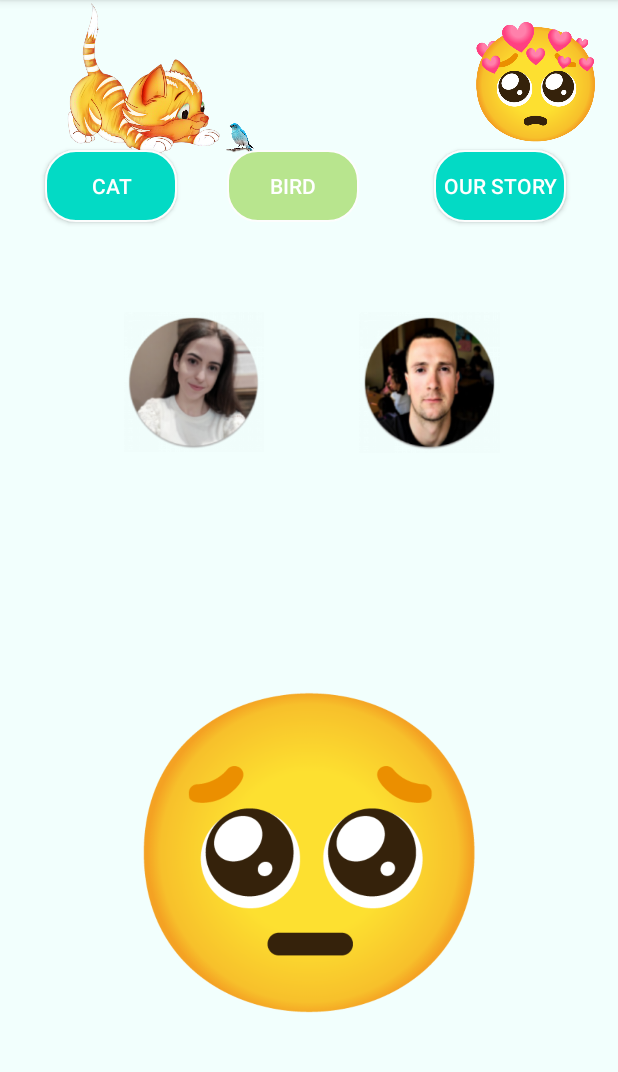
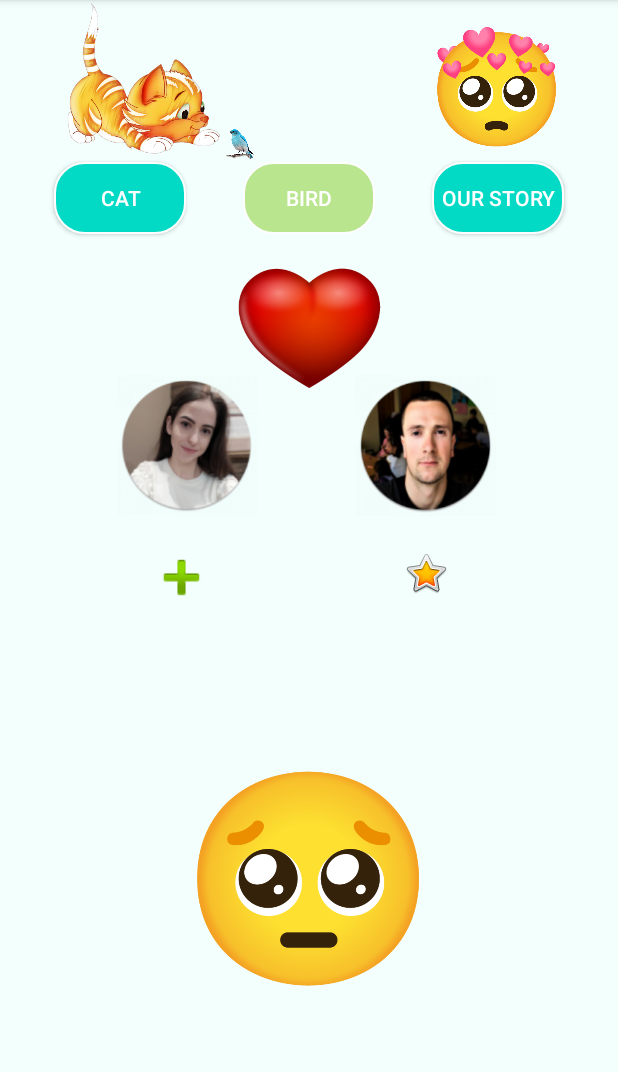
Before and after one commit to yurasika25/KotlinProject, an Android app: the screen it shows after launch (MainActivity), after a tap on "ЩОСЬ ЦІКАВЕ", on a phone screen of 412 x 824 dp, the part 84-1156 px from its top. Run offline under Robolectric (Android 15) with nearby library versions, the phone set to English and light mode, and no system bars.

Commit message:
Новий проект на Котліні + without mistakes + mew button binding

```diff
--- a/app/src/main/java/ru/startandroid/develop/catandbird/screens/main/MainActivity.kt
+++ b/app/src/main/java/ru/startandroid/develop/catandbird/screens/main/MainActivity.kt
@@ -24,7 +24,7 @@ class MainActivity : AppCompatActivity(), MainView {
         presenter?.enterWithView(this)
     }
 
-    fun goToFirstFragment() {
+    private fun goToOneFragment() {
         val fragment: Fragment = FragmentOne.newInstance()
         val fm = supportFragmentManager
         val ft = fm.beginTransaction()
@@ -32,8 +32,8 @@ class MainActivity : AppCompatActivity(), MainView {
         ft.commit()
     }
 
-    override fun onNavigateToFirst() {
-        goToFirstFragment()
+    override fun onNavigateToOne() {
+        goToOneFragment()
     }
 
     override fun navigateToPhoto() {}
--- a/app/src/main/java/ru/startandroid/develop/catandbird/screens/main/MainPresenter.kt
+++ b/app/src/main/java/ru/startandroid/develop/catandbird/screens/main/MainPresenter.kt
@@ -5,6 +5,6 @@ import ru.startandroid.develop.catandbird.mvp.BasicPresenter
 class MainPresenter : BasicPresenter<MainView?>() {
     override fun onEnterScope() {
         super.onEnterScope()
-        getView()?.onNavigateToFirst()
+        getView()?.onNavigateToOne()
     }
 }
--- a/app/src/main/java/ru/startandroid/develop/catandbird/screens/main/MainView.kt
+++ b/app/src/main/java/ru/startandroid/develop/catandbird/screens/main/MainView.kt
@@ -3,5 +3,5 @@ package ru.startandroid.develop.catandbird.screens.main
 import ru.startandroid.develop.catandbird.mvp.BasicView
 
 interface MainView : BasicView {
-    fun onNavigateToFirst()
+    fun onNavigateToOne()
 }
--- a/app/src/main/res/layout/fragment_one.xml
+++ b/app/src/main/res/layout/fragment_one.xml
@@ -86,7 +86,6 @@
         android:textColor="@color/colorWhite"
         app:layout_constraintBottom_toTopOf="@+id/textView"
         app:layout_constraintEnd_toEndOf="parent"
-        app:layout_constraintHorizontal_bias="0.496"
         app:layout_constraintStart_toStartOf="parent"
         app:layout_constraintTop_toBottomOf="@+id/passwordIL"
         app:layout_constraintVertical_bias="0.716"
--- a/app/src/main/res/layout/fragment_two.xml
+++ b/app/src/main/res/layout/fragment_two.xml
@@ -13,8 +13,8 @@
         android:id="@+id/RedB"
         android:layout_width="wrap_content"
         android:layout_height="wrap_content"
-        android:layout_marginStart="30dp"
-        android:layout_marginTop="100dp"
+        android:layout_marginStart="36dp"
+        android:layout_marginTop="108dp"
         android:background="@drawable/circle_one"
         android:text="cat"
         android:textColor="@color/colorWhite"
@@ -25,38 +25,35 @@
         android:id="@+id/GreenB"
         android:layout_width="wrap_content"
         android:layout_height="wrap_content"
-        android:layout_marginStart="33dp"
-        android:layout_marginTop="100dp"
+        android:layout_marginTop="108dp"
         android:background="@drawable/circle_two"
         android:text="bird"
         android:textColor="@color/colorWhite"
-        app:layout_constraintStart_toEndOf="@+id/RedB"
+        app:layout_constraintEnd_toEndOf="parent"
+        app:layout_constraintStart_toStartOf="parent"
         app:layout_constraintTop_toTopOf="parent" />
 
     <Button
         android:id="@+id/BlueB"
         android:layout_width="wrap_content"
         android:layout_height="wrap_content"
-        android:layout_marginStart="33dp"
-        android:layout_marginTop="100dp"
-        android:layout_marginEnd="18dp"
+        android:layout_marginTop="108dp"
+        android:layout_marginEnd="36dp"
         android:background="@drawable/circle_one"
         android:text="our story"
-
         android:textColor="@color/colorWhite"
         app:layout_constraintEnd_toEndOf="parent"
-        app:layout_constraintStart_toEndOf="@+id/GreenB"
         app:layout_constraintTop_toTopOf="parent" />
 
     <ImageView
         android:id="@+id/smile"
-        android:layout_width="258dp"
-        android:layout_height="243dp"
-        android:layout_marginStart="78dp"
-        android:layout_marginBottom="80sp"
+        android:layout_width="204dp"
+        android:layout_height="163dp"
         android:src="@drawable/smile"
         app:layout_constraintBottom_toBottomOf="parent"
-        app:layout_constraintStart_toStartOf="parent" />
+        app:layout_constraintEnd_toEndOf="parent"
+        app:layout_constraintStart_toStartOf="parent"
+        app:layout_constraintTop_toBottomOf="@+id/imageView11" />
 
     <ImageView
         android:id="@+id/imageView9"
@@ -81,9 +78,10 @@
         android:id="@+id/imageView4"
         android:layout_width="97dp"
         android:layout_height="87dp"
-        android:layout_marginTop="13dp"
-        android:layout_marginEnd="6dp"
+        android:layout_marginTop="12dp"
+        android:layout_marginEnd="32dp"
         android:src="@drawable/mysmileone"
+        app:layout_constraintBottom_toTopOf="@+id/BlueB"
         app:layout_constraintEnd_toEndOf="parent"
         app:layout_constraintTop_toTopOf="parent" />
 
@@ -91,21 +89,51 @@
         android:id="@+id/imageView"
         android:layout_width="118dp"
         android:layout_height="93dp"
-        android:layout_marginStart="70dp"
-        android:layout_marginTop="60dp"
+        android:layout_marginStart="65dp"
+        android:layout_marginTop="250dp"
         android:src="@drawable/ania"
         app:layout_constraintStart_toStartOf="parent"
-        app:layout_constraintTop_toBottomOf="@+id/RedB" />
+        app:layout_constraintTop_toTopOf="parent" />
 
     <ImageView
         android:id="@+id/imageView7"
         android:layout_width="126dp"
         android:layout_height="94dp"
-        android:layout_marginStart="35dp"
-        android:layout_marginTop="60dp"
+        android:layout_marginTop="250dp"
+        android:layout_marginEnd="65dp"
         android:src="@drawable/myphoto"
-        app:layout_constraintStart_toEndOf="@+id/imageView"
-        app:layout_constraintTop_toBottomOf="@+id/BlueB" />
+        app:layout_constraintEnd_toEndOf="parent"
+        app:layout_constraintTop_toTopOf="parent" />
+
+    <ImageView
+        android:id="@+id/imageView8"
+        android:layout_width="62dp"
+        android:layout_height="43dp"
+        android:layout_marginStart="90dp"
+        android:layout_marginTop="20dp"
+        android:src="@android:drawable/ic_input_add"
+        app:layout_constraintStart_toStartOf="parent"
+        app:layout_constraintTop_toBottomOf="@+id/imageView" />
+
+    <ImageView
+        android:id="@+id/imageView11"
+        android:layout_width="32dp"
+        android:layout_height="36dp"
+        android:layout_marginTop="20dp"
+        android:layout_marginEnd="112dp"
+        android:src="@android:drawable/btn_star_big_on"
+        app:layout_constraintEnd_toEndOf="parent"
+        app:layout_constraintTop_toBottomOf="@+id/imageView7" />
+
+    <ImageView
+        android:id="@+id/imageView12"
+        android:layout_width="144dp"
+        android:layout_height="95dp"
+        android:layout_marginTop="170dp"
+        android:src="@drawable/heart"
+        app:layout_constraintEnd_toEndOf="parent"
+        app:layout_constraintStart_toStartOf="parent"
+        app:layout_constraintTop_toTopOf="parent" />
 
 
 </androidx.constraintlayout.widget.ConstraintLayout>
--- a/app/src/main/res/layout/photos_view.xml
+++ b/app/src/main/res/layout/photos_view.xml
@@ -27,9 +27,10 @@
         android:id="@+id/imageView3"
         android:layout_width="189dp"
         android:layout_height="160dp"
-        android:layout_marginStart="50dp"
+        android:layout_marginEnd="50dp"
         android:contentDescription="@string/mia"
         app:layout_constraintBottom_toTopOf="@+id/button2"
+        app:layout_constraintEnd_toEndOf="parent"
         app:layout_constraintStart_toStartOf="parent"
         app:srcCompat="@drawable/cat" />
 
```
Also changed, not shown: app/src/main/res/drawable/heart.png (added).
